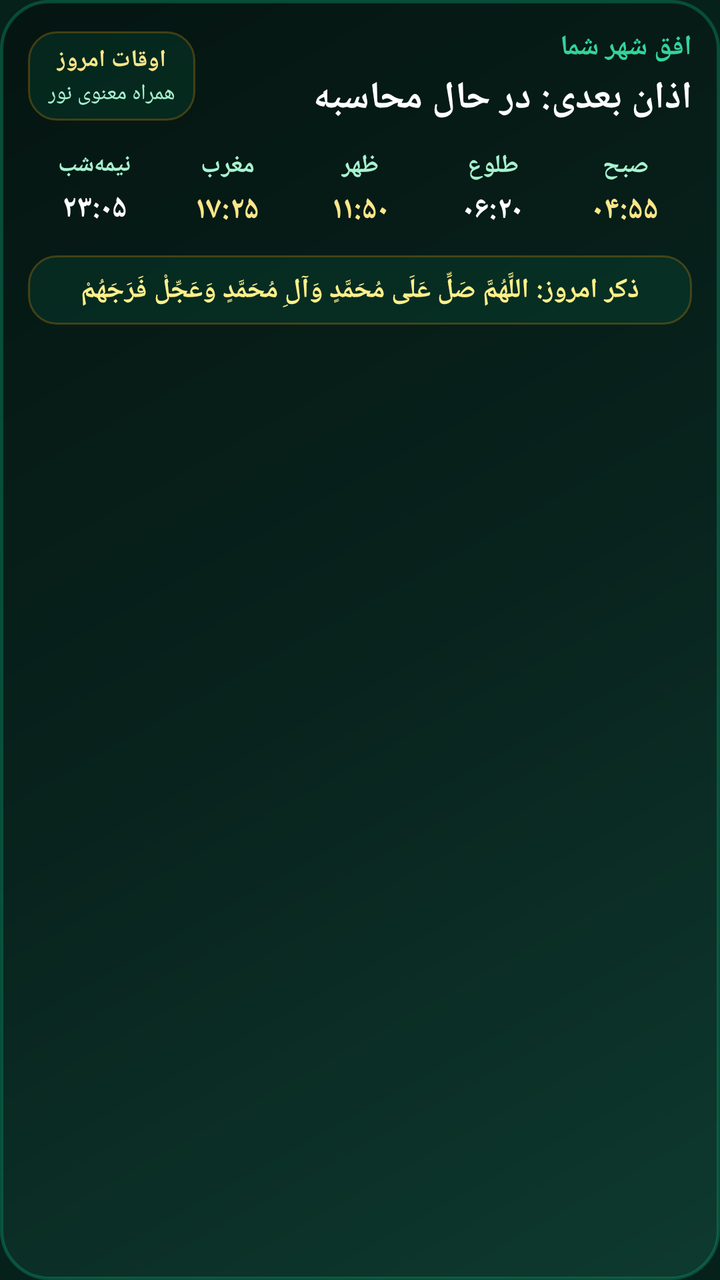
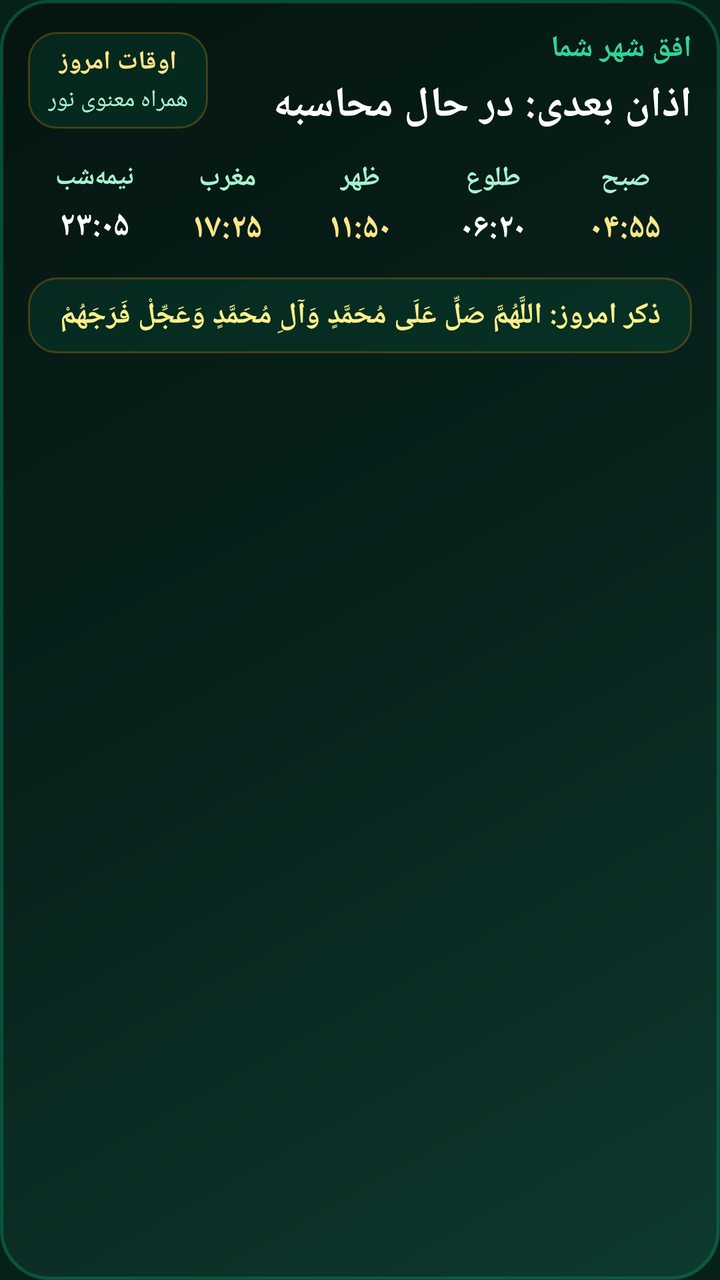

Screens rendered from an Android XML layout before and after an edit, with the pre-edit source and the edit as a unified diff.
<!-- AndroidManifest.xml: application theme AppTheme -->
<!-- res/layout/noor_prayer_widget.xml -->
<?xml version="1.0" encoding="utf-8"?>
<LinearLayout xmlns:android="http://schemas.android.com/apk/res/android"
    android:id="@+id/widget_root"
    android:layout_width="match_parent"
    android:layout_height="wrap_content"
    android:background="@drawable/noor_widget_luxury_bg"
    android:layoutDirection="rtl"
    android:orientation="vertical"
    android:paddingLeft="14dp"
    android:paddingTop="14dp"
    android:paddingRight="14dp"
    android:paddingBottom="14dp">

    <LinearLayout
        android:layout_width="match_parent"
        android:layout_height="wrap_content"
        android:gravity="center_vertical"
        android:orientation="horizontal">

        <LinearLayout
            android:layout_width="0dp"
            android:layout_height="wrap_content"
            android:layout_weight="1"
            android:gravity="start"
            android:orientation="vertical">

            <TextView
                android:id="@+id/widget_title"
                android:layout_width="wrap_content"
                android:layout_height="wrap_content"
                android:ellipsize="end"
                android:maxLines="1"
                android:text="افق شهر شما"
                android:textColor="#34D399"
                android:textSize="14dp"
                android:textStyle="bold" />

            <TextView
                android:id="@+id/widget_next_prayer"
                android:layout_width="wrap_content"
                android:layout_height="wrap_content"
                android:layout_marginTop="3dp"
                android:ellipsize="end"
                android:maxLines="1"
                android:text="اذان بعدی: در حال محاسبه"
                android:textColor="#FFFFFF"
                android:textSize="19dp"
                android:textStyle="bold" />
        </LinearLayout>

        <LinearLayout
            android:layout_width="wrap_content"
            android:layout_height="wrap_content"
            android:background="@drawable/noor_widget_pill_bg"
            android:gravity="center"
            android:orientation="vertical"
            android:paddingLeft="10dp"
            android:paddingTop="6dp"
            android:paddingRight="10dp"
            android:paddingBottom="6dp">

            <TextView
                android:id="@+id/widget_day_badge"
                android:layout_width="wrap_content"
                android:layout_height="wrap_content"
                android:maxLines="1"
                android:text="اوقات امروز"
                android:textColor="#FDE68A"
                android:textSize="12dp"
                android:textStyle="bold" />

            <TextView
                android:id="@+id/widget_subtitle"
                android:layout_width="wrap_content"
                android:layout_height="wrap_content"
                android:layout_marginTop="1dp"
                android:ellipsize="end"
                android:maxLines="1"
                android:text="همراه معنوی نور"
                android:textColor="#A7F3D0"
                android:textSize="11dp" />
        </LinearLayout>
    </LinearLayout>

    <LinearLayout
        android:layout_width="match_parent"
        android:layout_height="wrap_content"
        android:layout_marginTop="12dp"
        android:layout_marginBottom="12dp"
        android:baselineAligned="false"
        android:orientation="horizontal"
        android:weightSum="5">

        <LinearLayout android:layout_width="0dp" android:layout_height="wrap_content" android:layout_weight="1" android:gravity="center" android:orientation="vertical">
            <TextView android:layout_width="wrap_content" android:layout_height="wrap_content" android:maxLines="1" android:text="صبح" android:textColor="#A7F3D0" android:textSize="12.5dp" android:textStyle="bold" />
            <TextView android:id="@+id/widget_time_fajr" android:layout_width="wrap_content" android:layout_height="wrap_content" android:layout_marginTop="3dp" android:maxLines="1" android:text="۰۴:۵۵" android:textColor="#FDE68A" android:textSize="15.5dp" android:textStyle="bold" />
        </LinearLayout>

        <LinearLayout android:layout_width="0dp" android:layout_height="wrap_content" android:layout_weight="1" android:gravity="center" android:orientation="vertical">
            <TextView android:layout_width="wrap_content" android:layout_height="wrap_content" android:maxLines="1" android:text="طلوع" android:textColor="#A7F3D0" android:textSize="12.5dp" android:textStyle="bold" />
            <TextView android:id="@+id/widget_time_sunrise" android:layout_width="wrap_content" android:layout_height="wrap_content" android:layout_marginTop="3dp" android:maxLines="1" android:text="۰۶:۲۰" android:textColor="#FFFFFF" android:textSize="15.5dp" android:textStyle="bold" />
        </LinearLayout>

        <LinearLayout android:layout_width="0dp" android:layout_height="wrap_content" android:layout_weight="1" android:gravity="center" android:orientation="vertical">
            <TextView android:layout_width="wrap_content" android:layout_height="wrap_content" android:maxLines="1" android:text="ظهر" android:textColor="#A7F3D0" android:textSize="12.5dp" android:textStyle="bold" />
            <TextView android:id="@+id/widget_time_dhuhr" android:layout_width="wrap_content" android:layout_height="wrap_content" android:layout_marginTop="3dp" android:maxLines="1" android:text="۱۱:۵۰" android:textColor="#FDE68A" android:textSize="15.5dp" android:textStyle="bold" />
        </LinearLayout>

        <LinearLayout android:layout_width="0dp" android:layout_height="wrap_content" android:layout_weight="1" android:gravity="center" android:orientation="vertical">
            <TextView android:layout_width="wrap_content" android:layout_height="wrap_content" android:maxLines="1" android:text="مغرب" android:textColor="#A7F3D0" android:textSize="12.5dp" android:textStyle="bold" />
            <TextView android:id="@+id/widget_time_maghrib" android:layout_width="wrap_content" android:layout_height="wrap_content" android:layout_marginTop="3dp" android:maxLines="1" android:text="۱۷:۲۵" android:textColor="#FDE68A" android:textSize="15.5dp" android:textStyle="bold" />
        </LinearLayout>

        <LinearLayout android:layout_width="0dp" android:layout_height="wrap_content" android:layout_weight="1" android:gravity="center" android:orientation="vertical">
            <TextView android:layout_width="wrap_content" android:layout_height="wrap_content" android:maxLines="1" android:text="نیمه‌شب" android:textColor="#A7F3D0" android:textSize="12dp" android:textStyle="bold" />
            <TextView android:id="@+id/widget_time_midnight" android:layout_width="wrap_content" android:layout_height="wrap_content" android:layout_marginTop="3dp" android:maxLines="1" android:text="۲۳:۰۵" android:textColor="#FFFFFF" android:textSize="15.5dp" android:textStyle="bold" />
        </LinearLayout>
    </LinearLayout>

    <LinearLayout
        android:layout_width="match_parent"
        android:layout_height="wrap_content"
        android:background="@drawable/noor_widget_pill_bg"
        android:gravity="center"
        android:orientation="vertical"
        android:paddingLeft="10dp"
        android:paddingTop="8dp"
        android:paddingRight="10dp"
        android:paddingBottom="8dp">

        <TextView
            android:id="@+id/widget_dynamic_dhikr"
            android:layout_width="match_parent"
            android:layout_height="wrap_content"
            android:ellipsize="end"
            android:gravity="center"
            android:maxLines="2"
            android:text="ذکر امروز: اللَّهُمَّ صَلِّ عَلَى مُحَمَّدٍ وَآلِ مُحَمَّدٍ وَعَجِّلْ فَرَجَهُمْ"
            android:textColor="#FEF08A"
            android:textSize="13.5dp"
            android:textStyle="bold" />
    </LinearLayout>
</LinearLayout>
<!-- resources referenced by this layout -->
<resources>
  <!-- drawable noor_widget_luxury_bg (drawable) -->
  <?xml version="1.0" encoding="utf-8"?>
  <shape xmlns:android="http://schemas.android.com/apk/res/android" android:shape="rectangle">
      <gradient
          android:angle="135"
          android:startColor="#0E3A2F"
          android:centerColor="#08221C"
          android:endColor="#051511"
          android:type="linear" />
      <corners android:radius="24dp" />
      <stroke android:width="1.5dp" android:color="#4D10B981" />
  </shape>
  <!-- drawable noor_widget_pill_bg (drawable) -->
  <?xml version="1.0" encoding="utf-8"?>
  <shape xmlns:android="http://schemas.android.com/apk/res/android" android:shape="rectangle">
      <solid android:color="#1A10B981" />
      <corners android:radius="14dp" />
      <stroke android:width="1dp" android:color="#40F59E0B" />
  </shape>
  <style name="AppTheme" parent="Theme.AppCompat.NoActionBar">
          <item name="colorPrimary">#041511</item>
          <item name="colorPrimaryDark">#041511</item>
          <item name="colorAccent">#F59E0B</item>
          <item name="android:windowBackground">@drawable/launch_splash</item>
          <item name="android:statusBarColor">#041511</item>
          <item name="android:navigationBarColor">#041511</item>
      </style>
  <!-- drawable launch_splash (drawable) -->
  <?xml version="1.0" encoding="utf-8"?>
  <layer-list xmlns:android="http://schemas.android.com/apk/res/android">
      <item>
          <shape android:shape="rectangle">
              <solid android:color="#06211A" />
          </shape>
      </item>
  </layer-list>
</resources>

<!-- the commit's change to res/layout/noor_prayer_widget.xml (unified diff, before → after) -->
@@ -32,19 +32,19 @@
                 android:maxLines="1"
                 android:text="افق شهر شما"
                 android:textColor="#34D399"
-                android:textSize="14dp"
+                android:textSize="15dp"
                 android:textStyle="bold" />
 
             <TextView
                 android:id="@+id/widget_next_prayer"
                 android:layout_width="wrap_content"
                 android:layout_height="wrap_content"
-                android:layout_marginTop="3dp"
+                android:layout_marginTop="4dp"
                 android:ellipsize="end"
                 android:maxLines="1"
                 android:text="اذان بعدی: در حال محاسبه"
                 android:textColor="#FFFFFF"
-                android:textSize="19dp"
+                android:textSize="21dp"
                 android:textStyle="bold" />
         </LinearLayout>
 
@@ -66,54 +66,54 @@
                 android:maxLines="1"
                 android:text="اوقات امروز"
                 android:textColor="#FDE68A"
-                android:textSize="12dp"
+                android:textSize="13dp"
                 android:textStyle="bold" />
 
             <TextView
                 android:id="@+id/widget_subtitle"
                 android:layout_width="wrap_content"
                 android:layout_height="wrap_content"
-                android:layout_marginTop="1dp"
+                android:layout_marginTop="2dp"
                 android:ellipsize="end"
                 android:maxLines="1"
                 android:text="همراه معنوی نور"
                 android:textColor="#A7F3D0"
-                android:textSize="11dp" />
+                android:textSize="12dp" />
         </LinearLayout>
     </LinearLayout>
 
     <LinearLayout
         android:layout_width="match_parent"
         android:layout_height="wrap_content"
-        android:layout_marginTop="12dp"
-        android:layout_marginBottom="12dp"
+        android:layout_marginTop="13dp"
+        android:layout_marginBottom="13dp"
         android:baselineAligned="false"
         android:orientation="horizontal"
         android:weightSum="5">
 
         <LinearLayout android:layout_width="0dp" android:layout_height="wrap_content" android:layout_weight="1" android:gravity="center" android:orientation="vertical">
-            <TextView android:layout_width="wrap_content" android:layout_height="wrap_content" android:maxLines="1" android:text="صبح" android:textColor="#A7F3D0" android:textSize="12.5dp" android:textStyle="bold" />
-            <TextView android:id="@+id/widget_time_fajr" android:layout_width="wrap_content" android:layout_height="wrap_content" android:layout_marginTop="3dp" android:maxLines="1" android:text="۰۴:۵۵" android:textColor="#FDE68A" android:textSize="15.5dp" android:textStyle="bold" />
+            <TextView android:layout_width="wrap_content" android:layout_height="wrap_content" android:maxLines="1" android:text="صبح" android:textColor="#A7F3D0" android:textSize="13.5dp" android:textStyle="bold" />
+            <TextView android:id="@+id/widget_time_fajr" android:layout_width="wrap_content" android:layout_height="wrap_content" android:layout_marginTop="4dp" android:maxLines="1" android:text="۰۴:۵۵" android:textColor="#FDE68A" android:textSize="17dp" android:textStyle="bold" />
         </LinearLayout>
 
         <LinearLayout android:layout_width="0dp" android:layout_height="wrap_content" android:layout_weight="1" android:gravity="center" android:orientation="vertical">
-            <TextView android:layout_width="wrap_content" android:layout_height="wrap_content" android:maxLines="1" android:text="طلوع" android:textColor="#A7F3D0" android:textSize="12.5dp" android:textStyle="bold" />
-            <TextView android:id="@+id/widget_time_sunrise" android:layout_width="wrap_content" android:layout_height="wrap_content" android:layout_marginTop="3dp" android:maxLines="1" android:text="۰۶:۲۰" android:textColor="#FFFFFF" android:textSize="15.5dp" android:textStyle="bold" />
+            <TextView android:layout_width="wrap_content" android:layout_height="wrap_content" android:maxLines="1" android:text="طلوع" android:textColor="#A7F3D0" android:textSize="13.5dp" android:textStyle="bold" />
+            <TextView android:id="@+id/widget_time_sunrise" android:layout_width="wrap_content" android:layout_height="wrap_content" android:layout_marginTop="4dp" android:maxLines="1" android:text="۰۶:۲۰" android:textColor="#FFFFFF" android:textSize="17dp" android:textStyle="bold" />
         </LinearLayout>
 
         <LinearLayout android:layout_width="0dp" android:layout_height="wrap_content" android:layout_weight="1" android:gravity="center" android:orientation="vertical">
-            <TextView android:layout_width="wrap_content" android:layout_height="wrap_content" android:maxLines="1" android:text="ظهر" android:textColor="#A7F3D0" android:textSize="12.5dp" android:textStyle="bold" />
-            <TextView android:id="@+id/widget_time_dhuhr" android:layout_width="wrap_content" android:layout_height="wrap_content" android:layout_marginTop="3dp" android:maxLines="1" android:text="۱۱:۵۰" android:textColor="#FDE68A" android:textSize="15.5dp" android:textStyle="bold" />
+            <TextView android:layout_width="wrap_content" android:layout_height="wrap_content" android:maxLines="1" android:text="ظهر" android:textColor="#A7F3D0" android:textSize="13.5dp" android:textStyle="bold" />
+            <TextView android:id="@+id/widget_time_dhuhr" android:layout_width="wrap_content" android:layout_height="wrap_content" android:layout_marginTop="4dp" android:maxLines="1" android:text="۱۱:۵۰" android:textColor="#FDE68A" android:textSize="17dp" android:textStyle="bold" />
         </LinearLayout>
 
         <LinearLayout android:layout_width="0dp" android:layout_height="wrap_content" android:layout_weight="1" android:gravity="center" android:orientation="vertical">
-            <TextView android:layout_width="wrap_content" android:layout_height="wrap_content" android:maxLines="1" android:text="مغرب" android:textColor="#A7F3D0" android:textSize="12.5dp" android:textStyle="bold" />
-            <TextView android:id="@+id/widget_time_maghrib" android:layout_width="wrap_content" android:layout_height="wrap_content" android:layout_marginTop="3dp" android:maxLines="1" android:text="۱۷:۲۵" android:textColor="#FDE68A" android:textSize="15.5dp" android:textStyle="bold" />
+            <TextView android:layout_width="wrap_content" android:layout_height="wrap_content" android:maxLines="1" android:text="مغرب" android:textColor="#A7F3D0" android:textSize="13.5dp" android:textStyle="bold" />
+            <TextView android:id="@+id/widget_time_maghrib" android:layout_width="wrap_content" android:layout_height="wrap_content" android:layout_marginTop="4dp" android:maxLines="1" android:text="۱۷:۲۵" android:textColor="#FDE68A" android:textSize="17dp" android:textStyle="bold" />
         </LinearLayout>
 
         <LinearLayout android:layout_width="0dp" android:layout_height="wrap_content" android:layout_weight="1" android:gravity="center" android:orientation="vertical">
-            <TextView android:layout_width="wrap_content" android:layout_height="wrap_content" android:maxLines="1" android:text="نیمه‌شب" android:textColor="#A7F3D0" android:textSize="12dp" android:textStyle="bold" />
-            <TextView android:id="@+id/widget_time_midnight" android:layout_width="wrap_content" android:layout_height="wrap_content" android:layout_marginTop="3dp" android:maxLines="1" android:text="۲۳:۰۵" android:textColor="#FFFFFF" android:textSize="15.5dp" android:textStyle="bold" />
+            <TextView android:layout_width="wrap_content" android:layout_height="wrap_content" android:maxLines="1" android:text="نیمه‌شب" android:textColor="#A7F3D0" android:textSize="13dp" android:textStyle="bold" />
+            <TextView android:id="@+id/widget_time_midnight" android:layout_width="wrap_content" android:layout_height="wrap_content" android:layout_marginTop="4dp" android:maxLines="1" android:text="۲۳:۰۵" android:textColor="#FFFFFF" android:textSize="17dp" android:textStyle="bold" />
         </LinearLayout>
     </LinearLayout>
 
@@ -123,10 +123,10 @@
         android:background="@drawable/noor_widget_pill_bg"
         android:gravity="center"
         android:orientation="vertical"
-        android:paddingLeft="10dp"
-        android:paddingTop="8dp"
-        android:paddingRight="10dp"
-        android:paddingBottom="8dp">
+        android:paddingLeft="12dp"
+        android:paddingTop="9dp"
+        android:paddingRight="12dp"
+        android:paddingBottom="9dp">
 
         <TextView
             android:id="@+id/widget_dynamic_dhikr"
@@ -137,7 +137,7 @@
             android:maxLines="2"
             android:text="ذکر امروز: اللَّهُمَّ صَلِّ عَلَى مُحَمَّدٍ وَآلِ مُحَمَّدٍ وَعَجِّلْ فَرَجَهُمْ"
             android:textColor="#FEF08A"
-            android:textSize="13.5dp"
+            android:textSize="14.5dp"
             android:textStyle="bold" />
     </LinearLayout>
 </LinearLayout>
